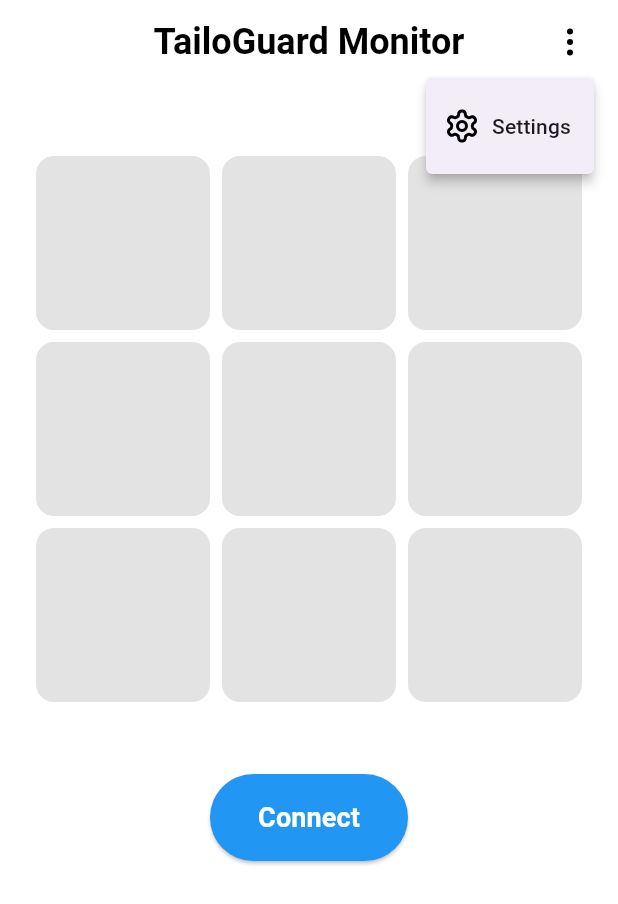
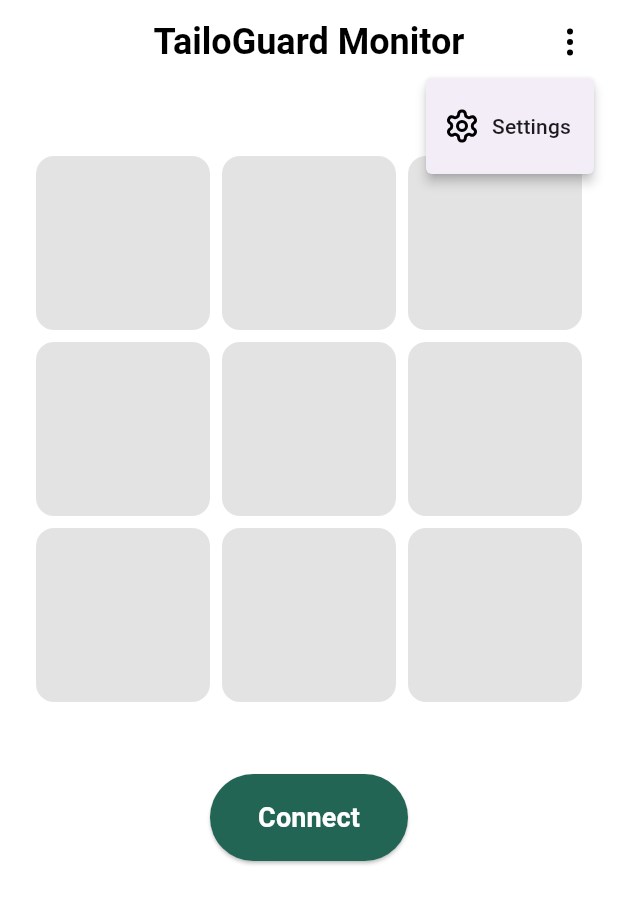
Before and after one commit to iafcy/igem25-monitor-app, a Flutter app: the screen it shows after launch, after a tap on an icon or button, on a phone screen of 412 x 824 dp. Shown: the top 904 px of the screen. Run offline on Flutter 3.47's test engine with Material 3 defaults, Android fonts, the phone set to English and light mode, and no system bars; our stand-ins replace flutter_svg, shared_preferences, syncfusion_flutter_charts.

Commit message:
Changed colors

```diff
--- a/lib/screens/home.dart
+++ b/lib/screens/home.dart
@@ -102,7 +102,7 @@ class _HomePageState extends State<HomePage> {
                   child: ElevatedButton(
                     onPressed: _isConnecting ? null : _connect,
                     style: ElevatedButton.styleFrom(
-                      backgroundColor: Colors.blue,
+                      backgroundColor: Color(0xff226554),
                       padding: const EdgeInsets.symmetric(horizontal: 32, vertical: 16),
                     ),
                     child: Text(
@@ -171,7 +171,8 @@ class _HomePageState extends State<HomePage> {
                             value: value,
                             minHeight: 12,
                             borderRadius: BorderRadius.all(Radius.circular(8)),
-                            backgroundColor: Colors.grey[300],
+                            color: Color(0xff226554),
+                            backgroundColor: Color(0xbf51ad95),
                           ),
                     ),
                     const SizedBox(height: 24),
@@ -183,7 +184,7 @@ class _HomePageState extends State<HomePage> {
                 child: ElevatedButton(
                   onPressed: _isConnecting ? null : _disconnect,
                   style: ElevatedButton.styleFrom(
-                    backgroundColor: Colors.blue,
+                    backgroundColor: Color(0xff51ad95),
                     padding: const EdgeInsets.symmetric(horizontal: 32, vertical: 16),
                   ),
                   child: const Text(
--- a/lib/screens/settings.dart
+++ b/lib/screens/settings.dart
@@ -27,6 +27,8 @@ class SettingsPage extends StatelessWidget {
                     onChanged: (value) {
                       settings.setTemperatureUnit(value);
                     },
+                    activeColor: Color(0xff226554),
+                    activeTrackColor: Color(0xbf51ad95),
                   ),
                 ),
               ],
--- a/lib/widgets/grid_cell_card.dart
+++ b/lib/widgets/grid_cell_card.dart
@@ -23,7 +23,7 @@ class GridCellCard extends StatelessWidget {
       cardColor = Colors.grey[400]!;
     } else {
       bool vocDetected = cellData!.vocDetected;
-      cardColor = !vocDetected ? Colors.green[400]! : Colors.red[400]!;
+      cardColor = !vocDetected ? Color(0xff51ad95) : Colors.red[400]!;
     }
 
     return FilledButton(
@@ -44,7 +44,7 @@ class GridCellCard extends StatelessWidget {
             height: 32,
             !cellData!.vocDetected ? 'assets/icons/shield-check.svg' : 'assets/icons/shield-x.svg',
             colorFilter: ColorFilter.mode(
-              !cellData!.vocDetected ? Colors.green[900]! : Colors.red[900]!,
+              !cellData!.vocDetected ? Color(0xff226554) : Colors.red[900]!,
               BlendMode.srcIn
             ),
           ),
```
